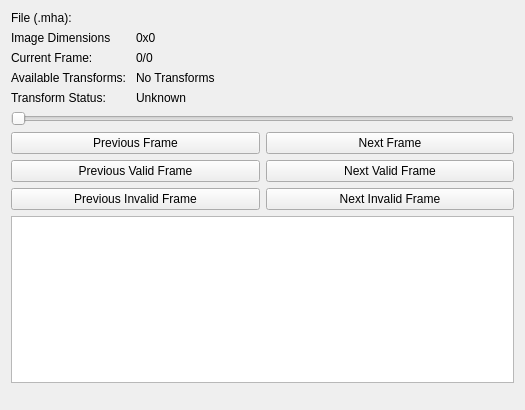
Old version of the form SimpleMhaReader/Resources/UI/qSlicerSimpleMhaReaderModuleWidget.ui in the repository mehrtash/SimpleMhaReader.
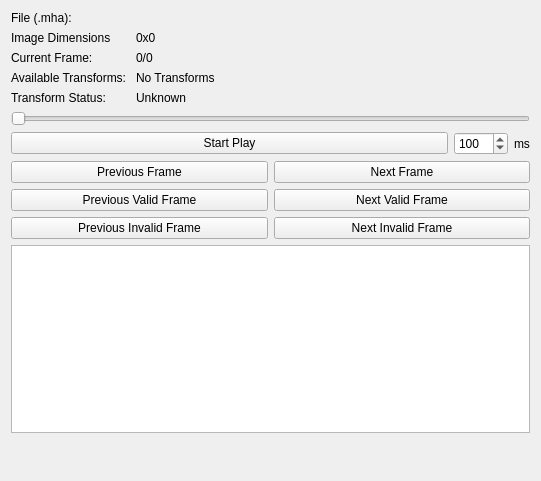
New version of the form. Custom widgets are drawn as their Qt base class.

Commit message: ENH: Added ui and logic for playback functionality. Update period can be adjusted.

What changed in the file:
```diff
--- a/SimpleMhaReader/Resources/UI/qSlicerSimpleMhaReaderModuleWidget.ui
+++ b/SimpleMhaReader/Resources/UI/qSlicerSimpleMhaReaderModuleWidget.ui
@@ -6,8 +6,8 @@
    <rect>
     <x>0</x>
     <y>0</y>
-    <width>525</width>
-    <height>410</height>
+    <width>541</width>
+    <height>481</height>
    </rect>
   </property>
   <property name="windowTitle">
@@ -103,6 +103,52 @@
      </property>
     </widget>
    </item>
+   <item>
+    <layout class="QHBoxLayout" name="horizontalLayout_2">
+     <item>
+      <widget class="QPushButton" name="playPushButton">
+       <property name="text">
+        <string>Start Play</string>
+       </property>
+      </widget>
+     </item>
+     <item>
+      <widget class="QSpinBox" name="playIntervalSpinBox">
+       <property name="sizePolicy">
+        <sizepolicy hsizetype="Fixed" vsizetype="Fixed">
+         <horstretch>0</horstretch>
+         <verstretch>0</verstretch>
+        </sizepolicy>
+       </property>
+       <property name="minimum">
+        <number>1</number>
+       </property>
+       <property name="maximum">
+        <number>1000</number>
+       </property>
+       <property name="singleStep">
+        <number>1</number>
+       </property>
+       <property name="value">
+        <number>100</number>
+       </property>
+      </widget>
+     </item>
+     <item>
+      <widget class="QLabel" name="label">
+       <property name="sizePolicy">
+        <sizepolicy hsizetype="Maximum" vsizetype="Preferred">
+         <horstretch>0</horstretch>
+         <verstretch>0</verstretch>
+        </sizepolicy>
+       </property>
+       <property name="text">
+        <string>ms</string>
+       </property>
+      </widget>
+     </item>
+    </layout>
+   </item>
    <item>
     <layout class="QHBoxLayout" name="horizontalLayout">
      <property name="leftMargin">
```
The commit also changes 2 other files.
